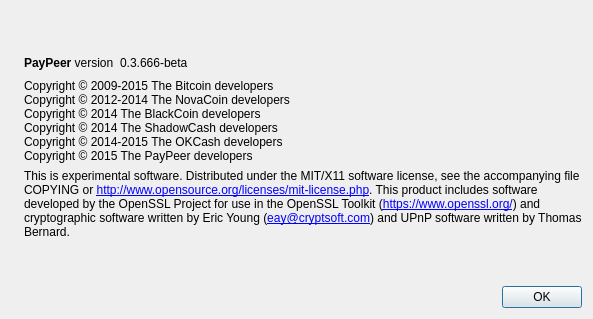
Qt form src/qt/forms/aboutdialog.ui (Iraqcoin/paypeer) before a commit.
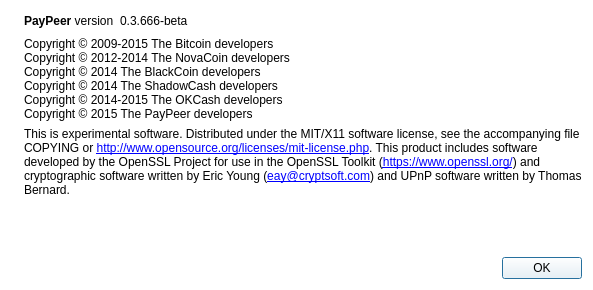
The same form after that commit. Icons and pictures are not drawn.

What changed in the file:
```diff
--- a/src/qt/forms/aboutdialog.ui
+++ b/src/qt/forms/aboutdialog.ui
@@ -7,12 +7,15 @@
     <x>0</x>
     <y>0</y>
     <width>593</width>
-    <height>319</height>
+    <height>290</height>
    </rect>
   </property>
   <property name="windowTitle">
    <string>About PayPeer</string>
   </property>
+  <property name="styleSheet">
+   <string notr="true">background-color: rgb(255, 255, 255);</string>
+  </property>
   <layout class="QHBoxLayout" name="horizontalLayout_2">
    <item>
     <widget class="QLabel" name="label_4">
@@ -25,23 +28,13 @@
      <property name="pixmap">
       <pixmap resource="../bitcoin.qrc">:/images/about</pixmap>
      </property>
+     <property name="alignment">
+      <set>Qt::AlignLeading|Qt::AlignLeft|Qt::AlignTop</set>
+     </property>
     </widget>
    </item>
    <item>
     <layout class="QVBoxLayout" name="verticalLayout_2">
-     <item>
-      <spacer name="verticalSpacer_2">
-       <property name="orientation">
-        <enum>Qt::Vertical</enum>
-       </property>
-       <property name="sizeHint" stdset="0">
-        <size>
-         <width>20</width>
-         <height>40</height>
-        </size>
-       </property>
-      </spacer>
-     </item>
      <item>
       <layout class="QHBoxLayout" name="horizontalLayout">
        <item>
@@ -135,7 +128,7 @@
        <property name="sizeHint" stdset="0">
         <size>
          <width>20</width>
-         <height>40</height>
+         <height>30</height>
         </size>
        </property>
       </spacer>
```
